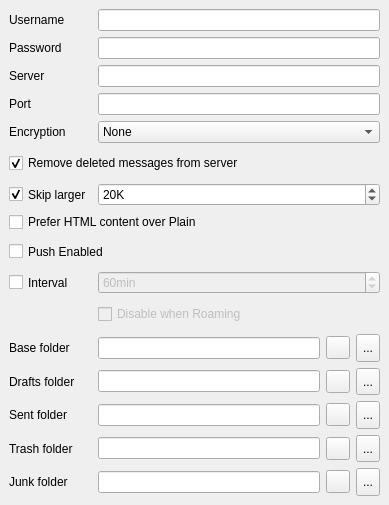
First picture: the form in src/plugins/messageservices/imap/imapsettings.ui, repository qt-labs/messagingframework, before the edit.
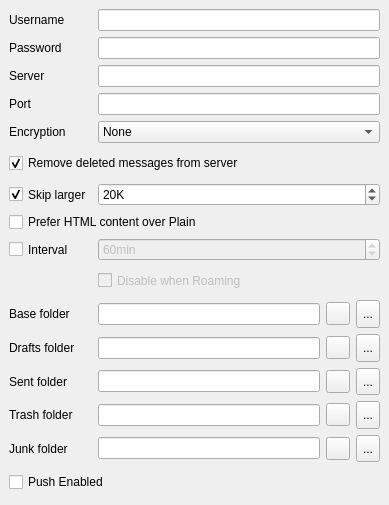
Second picture: the form after the edit.

Commit message: Change the IMAP Plugin configuration class to store a list of push  enabled mailboxes. Additionally change the IMAP Plugin GUI settings class to enable  the user to select mailboxes to push enable. (List of push enabled mailboxes is not yet actually used by the network code, that will be done next).

```diff
--- a/src/plugins/messageservices/imap/imapsettings.ui
+++ b/src/plugins/messageservices/imap/imapsettings.ui
@@ -46,7 +46,7 @@
         <height>505</height>
        </rect>
       </property>
-      <layout class="QGridLayout">
+      <layout class="QGridLayout" name="gridlayout1">
        <item row="0" column="0">
         <widget class="QLabel" name="usernameLabel">
          <property name="sizePolicy">
@@ -233,26 +233,42 @@
          </property>
         </widget>
        </item>
-       <item row="8" column="0" colspan="2">
-        <widget class="QCheckBox" name="pushCheckBox">
+       <item row="6" column="1">
+        <widget class="QSpinBox" name="maxSize">
+         <property name="enabled">
+          <bool>true</bool>
+         </property>
          <property name="sizePolicy">
-          <sizepolicy hsizetype="Minimum" vsizetype="Minimum">
+          <sizepolicy hsizetype="Expanding" vsizetype="Fixed">
            <horstretch>0</horstretch>
            <verstretch>0</verstretch>
           </sizepolicy>
          </property>
-         <property name="minimumSize">
-          <size>
-           <width>0</width>
-           <height>0</height>
-          </size>
+         <property name="suffix">
+          <string>K</string>
          </property>
+         <property name="minimum">
+          <number>5</number>
+         </property>
+         <property name="maximum">
+          <number>5000</number>
+         </property>
+         <property name="singleStep">
+          <number>5</number>
+         </property>
+         <property name="value">
+          <number>20</number>
+         </property>
+        </widget>
+       </item>
+       <item row="7" column="0" colspan="2">
+        <widget class="QCheckBox" name="preferHtml">
          <property name="text">
-          <string>Push Enabled</string>
+          <string>Prefer HTML content over Plain</string>
          </property>
         </widget>
        </item>
-       <item row="9" column="0">
+       <item row="8" column="0">
         <widget class="QCheckBox" name="intervalCheckBox">
          <property name="sizePolicy">
           <sizepolicy hsizetype="Minimum" vsizetype="Minimum">
@@ -271,7 +287,35 @@
          </property>
         </widget>
        </item>
-       <item row="10" column="1">
+       <item row="8" column="1">
+        <widget class="QSpinBox" name="intervalPeriod">
+         <property name="enabled">
+          <bool>false</bool>
+         </property>
+         <property name="sizePolicy">
+          <sizepolicy hsizetype="Expanding" vsizetype="Fixed">
+           <horstretch>0</horstretch>
+           <verstretch>0</verstretch>
+          </sizepolicy>
+         </property>
+         <property name="suffix">
+          <string comment="short for minutes">min</string>
+         </property>
+         <property name="minimum">
+          <number>10</number>
+         </property>
+         <property name="maximum">
+          <number>1440</number>
+         </property>
+         <property name="singleStep">
+          <number>10</number>
+         </property>
+         <property name="value">
+          <number>60</number>
+         </property>
+        </widget>
+       </item>
+       <item row="9" column="1">
         <widget class="QCheckBox" name="roamingCheckBox">
          <property name="enabled">
           <bool>false</bool>
@@ -293,7 +337,7 @@
          </property>
         </widget>
        </item>
-       <item row="11" column="0">
+       <item row="10" column="0">
         <widget class="QLabel" name="baseFolderLabel">
          <property name="sizePolicy">
           <sizepolicy hsizetype="Minimum" vsizetype="Minimum">
@@ -309,7 +353,7 @@
          </property>
         </widget>
        </item>
-       <item row="11" column="1">
+       <item row="10" column="1">
         <layout class="QHBoxLayout" name="_2">
          <item>
           <widget class="QLineEdit" name="imapBaseDir">
@@ -358,69 +402,6 @@
          </item>
         </layout>
        </item>
-       <item row="9" column="1">
-        <widget class="QSpinBox" name="intervalPeriod">
-         <property name="enabled">
-          <bool>false</bool>
-         </property>
-         <property name="sizePolicy">
-          <sizepolicy hsizetype="Expanding" vsizetype="Fixed">
-           <horstretch>0</horstretch>
-           <verstretch>0</verstretch>
-          </sizepolicy>
-         </property>
-         <property name="suffix">
-          <string comment="short for minutes">min</string>
-         </property>
-         <property name="minimum">
-          <number>10</number>
-         </property>
-         <property name="maximum">
-          <number>1440</number>
-         </property>
-         <property name="singleStep">
-          <number>10</number>
-         </property>
-         <property name="value">
-          <number>60</number>
-         </property>
-        </widget>
-       </item>
-       <item row="6" column="1">
-        <widget class="QSpinBox" name="maxSize">
-         <property name="enabled">
-          <bool>true</bool>
-         </property>
-         <property name="sizePolicy">
-          <sizepolicy hsizetype="Expanding" vsizetype="Fixed">
-           <horstretch>0</horstretch>
-           <verstretch>0</verstretch>
-          </sizepolicy>
-         </property>
-         <property name="suffix">
-          <string>K</string>
-         </property>
-         <property name="minimum">
-          <number>5</number>
-         </property>
-         <property name="maximum">
-          <number>5000</number>
-         </property>
-         <property name="singleStep">
-          <number>5</number>
-         </property>
-         <property name="value">
-          <number>20</number>
-         </property>
-        </widget>
-       </item>
-       <item row="7" column="0" colspan="2">
-        <widget class="QCheckBox" name="preferHtml">
-         <property name="text">
-          <string>Prefer HTML content over Plain</string>
-         </property>
-        </widget>
-       </item>
        <item row="12" column="0">
         <widget class="QLabel" name="draftsFolderLabel">
          <property name="sizePolicy">
@@ -693,6 +674,25 @@
          </item>
         </layout>
        </item>
+       <item row="16" column="0" colspan="2">
+        <widget class="QCheckBox" name="pushCheckBox">
+         <property name="sizePolicy">
+          <sizepolicy hsizetype="Minimum" vsizetype="Minimum">
+           <horstretch>0</horstretch>
+           <verstretch>0</verstretch>
+          </sizepolicy>
+         </property>
+         <property name="minimumSize">
+          <size>
+           <width>0</width>
+           <height>0</height>
+          </size>
+         </property>
+         <property name="text">
+          <string>Push Enabled</string>
+         </property>
+        </widget>
+       </item>
       </layout>
      </widget>
     </widget>
```
The commit also changes 4 other files.
